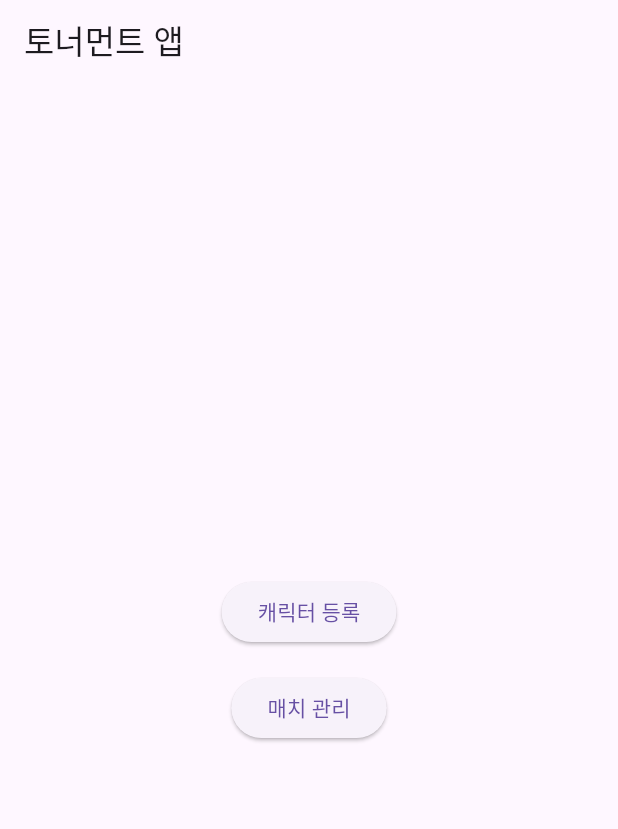
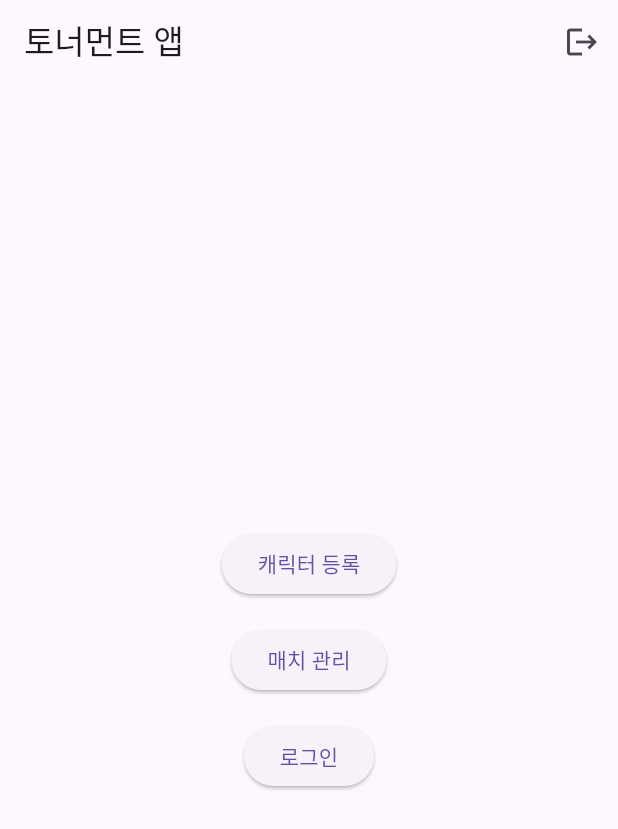
Before and after one commit to Salkogi07/Vs_App, a Flutter app: the screen it shows after launch, on a phone screen of 412 x 824 dp. Shown: the top 829 px of the screen. Run offline on Flutter 3.47's test engine with Material 3 defaults, Android fonts, the phone set to English and light mode, and no system bars; our stand-ins replace flutter_dotenv, image_picker, supabase_flutter; accounts and stored records are empty.

Commit message:
6_23update

```diff
--- a/lib/main.dart
+++ b/lib/main.dart
@@ -4,12 +4,14 @@ import 'package:flutter/material.dart';
 import 'package:flutter_localizations/flutter_localizations.dart';  // ← 추가
 import 'package:flutter_dotenv/flutter_dotenv.dart';
 import 'package:supabase_flutter/supabase_flutter.dart';
+import 'package:vs_app/login_page.dart';
 
 import 'package:vs_app/screens/character_registration_page.dart';
 import 'package:vs_app/screens/create_match_page.dart';
 import 'package:vs_app/screens/home_page.dart';
 import 'package:vs_app/screens/match_list_page.dart';
 import 'package:vs_app/screens/vote_page.dart';
+import 'package:vs_app/signin_page.dart';
 
 Future<void> main() async {
   WidgetsFlutterBinding.ensureInitialized();
@@ -53,6 +55,8 @@ class MyApp extends StatelessWidget {
         '/create-match': (context) => const CreateMatchPage(),
         '/match-list': (context) => const MatchListPage(),
         '/vote': (context) => const VotePage(),
+        '/login': (context) => const LoginPage(),
+        '/signin': (context) => const SignUpPage(),
       },
     );
   }
--- a/lib/screens/home_page.dart
+++ b/lib/screens/home_page.dart
@@ -3,12 +3,30 @@
 import 'package:flutter/material.dart';
 import 'character_registration_page.dart';
 import 'match_list_page.dart';
+import 'package:supabase_flutter/supabase_flutter.dart';
 
-class HomePage extends StatelessWidget {
+class HomePage extends StatefulWidget {
   const HomePage({super.key});
   @override
+  State<HomePage> createState() => _HomePageState();
+}
+
+class _HomePageState extends State<HomePage> {
+  final SupabaseClient supabase = Supabase.instance.client;
+
+  @override
   Widget build(BuildContext context) => Scaffold(
-    appBar: AppBar(title: const Text('토너먼트 앱')),
+    appBar: AppBar(
+      title: const Text('토너먼트 앱'),
+      actions: [
+        IconButton(
+            onPressed: () async{
+              await supabase.auth.signOut();
+              Navigator.pushReplacementNamed(context, "/main");
+            },
+            icon: const Icon(Icons.logout))
+      ],
+    ),
     body: Center(
       child: Column(
         mainAxisSize: MainAxisSize.min,
@@ -22,6 +40,11 @@ class HomePage extends StatelessWidget {
             onPressed: () => Navigator.pushNamed(context, "/match-list"),
             child: const Text('매치 관리'),
           ),
+          const SizedBox(height: 16),
+          ElevatedButton(
+            onPressed: () => Navigator.pushNamed(context, "/login"),
+            child: const Text('로그인'),
+          ),
         ],
       ),
     ),
```
Also changed, not shown: lib/login_page.dart (added, +81 -0 lines), lib/screens/character_registration_page.dart (+25 -0 lines), lib/screens/match_list_page.dart (+20 -0 lines), lib/signin_page.dart (added, +73 -0 lines), pubspec.lock.
